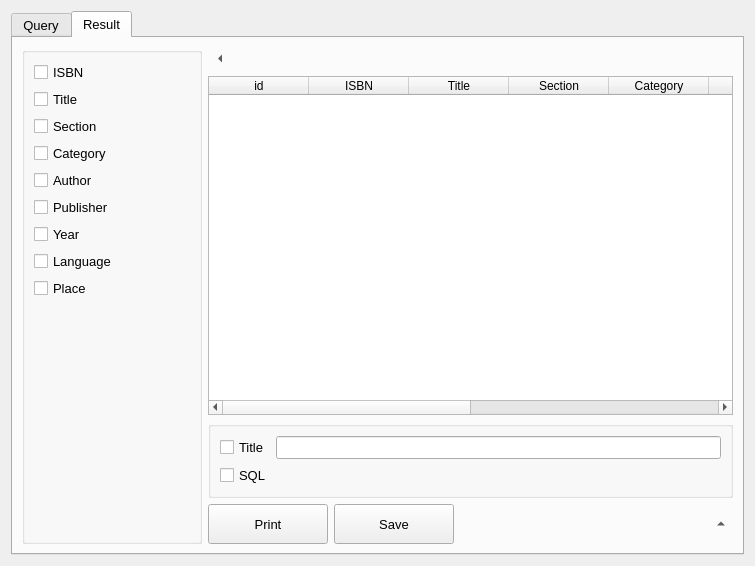
Before: the Qt Designer form librarian/search.ui in Skyrim78/Librarian, drawn with Qt 5.
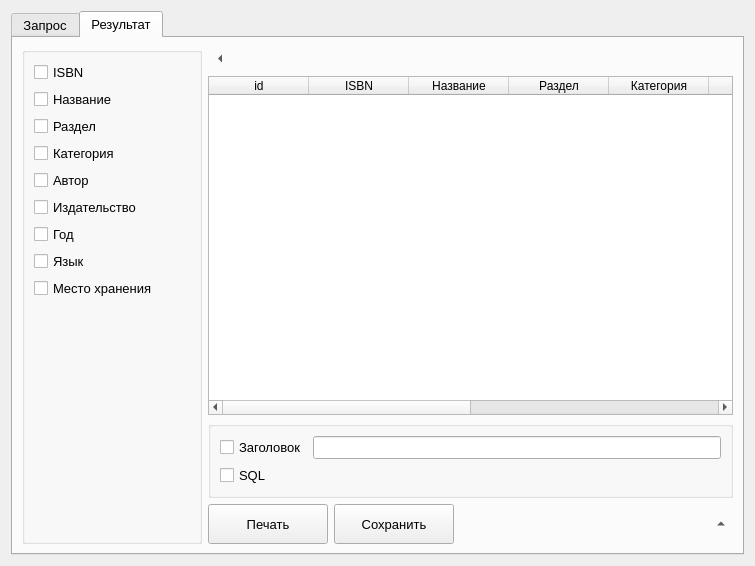
After: the same form once the commit is applied. The open tabs and pages were chosen to show the change.

Commit message:
print and save reports and search results
Все переведено на русский.
Результаты поиска и отчеты можно печатать и сохранять в html.

Diff of the .ui file:
```diff
--- a/librarian/search.ui
+++ b/librarian/search.ui
@@ -26,7 +26,7 @@
      </property>
      <widget class="QWidget" name="tab">
       <attribute name="title">
-       <string>Query</string>
+       <string>Запрос</string>
       </attribute>
       <layout class="QHBoxLayout" name="horizontalLayout_8">
        <item>
@@ -470,7 +470,7 @@
      </widget>
      <widget class="QWidget" name="tab_2">
       <attribute name="title">
-       <string>Result</string>
+       <string>Результат</string>
       </attribute>
       <layout class="QGridLayout" name="gridLayout_5">
        <item row="0" column="0">
@@ -505,56 +505,56 @@
               <item>
                <widget class="QCheckBox" name="checkBox_title">
                 <property name="text">
-                 <string>Title</string>
+                 <string>Название</string>
                 </property>
                </widget>
               </item>
               <item>
                <widget class="QCheckBox" name="checkBox_sect">
                 <property name="text">
-                 <string>Section</string>
+                 <string>Раздел</string>
                 </property>
                </widget>
               </item>
               <item>
                <widget class="QCheckBox" name="checkBox_cat">
                 <property name="text">
-                 <string>Category</string>
+                 <string>Категория</string>
                 </property>
                </widget>
               </item>
               <item>
                <widget class="QCheckBox" name="checkBox_auth">
                 <property name="text">
-                 <string>Author</string>
+                 <string>Автор</string>
                 </property>
                </widget>
               </item>
               <item>
                <widget class="QCheckBox" name="checkBox_pub">
                 <property name="text">
-                 <string>Publisher</string>
+                 <string>Издательство</string>
                 </property>
                </widget>
               </item>
               <item>
                <widget class="QCheckBox" name="checkBox_year">
                 <property name="text">
-                 <string>Year</string>
+                 <string>Год</string>
                 </property>
                </widget>
               </item>
               <item>
                <widget class="QCheckBox" name="checkBox_lang">
                 <property name="text">
-                 <string>Language</string>
+                 <string>Язык</string>
                 </property>
                </widget>
               </item>
               <item>
                <widget class="QCheckBox" name="checkBox_place">
                 <property name="text">
-                 <string>Place</string>
+                 <string>Место хранения</string>
                 </property>
                </widget>
               </item>
@@ -640,42 +640,42 @@
              </column>
              <column>
               <property name="text">
-               <string>Title</string>
+               <string>Название</string>
               </property>
              </column>
              <column>
               <property name="text">
-               <string>Section</string>
+               <string>Раздел</string>
               </property>
              </column>
              <column>
               <property name="text">
-               <string>Category</string>
+               <string>Категория</string>
               </property>
              </column>
              <column>
               <property name="text">
-               <string>Author</string>
+               <string>Автор</string>
               </property>
              </column>
              <column>
               <property name="text">
-               <string>Publisher</string>
+               <string>Издательство</string>
               </property>
              </column>
              <column>
               <property name="text">
-               <string>Year</string>
+               <string>Год</string>
               </property>
              </column>
              <column>
               <property name="text">
-               <string>Language</string>
+               <string>Язык</string>
               </property>
              </column>
              <column>
               <property name="text">
-               <string>Place</string>
+               <string>Место хранения</string>
               </property>
              </column>
             </widget>
@@ -693,7 +693,7 @@
                   <item>
                    <widget class="QCheckBox" name="checkBox_res_title">
                     <property name="text">
-                     <string>Title</string>
+                     <string>Заголовок</string>
                     </property>
                    </widget>
                   </item>
@@ -731,7 +731,7 @@
                 </size>
                </property>
                <property name="text">
-                <string>Print</string>
+                <string>Печать</string>
                </property>
               </widget>
              </item>
@@ -750,7 +750,7 @@
                 </size>
                </property>
                <property name="text">
-                <string>Save</string>
+                <string>Сохранить</string>
                </property>
               </widget>
              </item>
```
Left out of the diff: 26 changed lines with no effect on the pictures. The commit also changes 22 other files.
